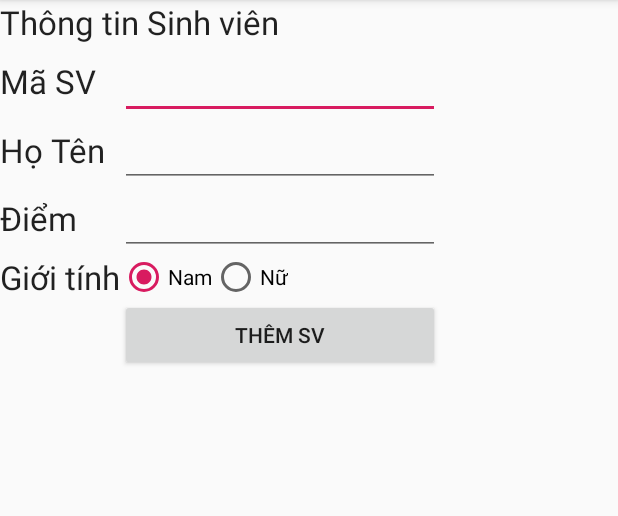
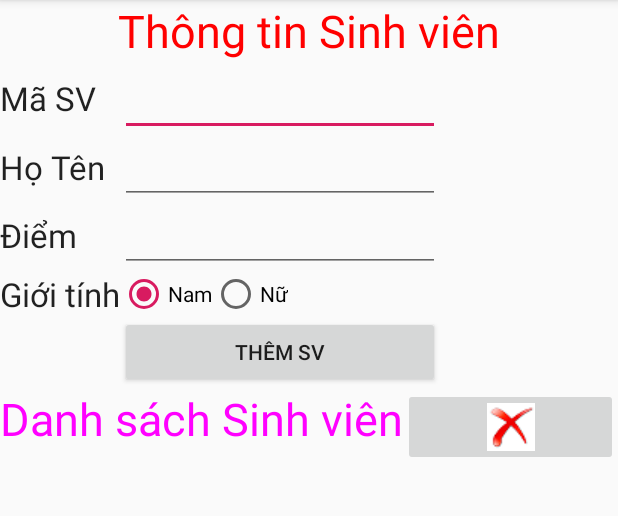
Before and after one commit to hienlth/MenuCustomListView, an Android app: the SinhVienActivity screen opened directly, with no data from a screen before it, on a phone screen of 412 x 824 dp, the part 84-600 px from its top. Run offline under Robolectric (Android 15) with nearby library versions, the phone set to English and light mode, and no system bars.

Commit message:
Danh sách Sinh Viên

```diff
--- a/app/src/main/java/info/hienlth/qlsinhvien/MyArrayAdapter.java
+++ b/app/src/main/java/info/hienlth/qlsinhvien/MyArrayAdapter.java
@@ -3,6 +3,7 @@ package info.hienlth.qlsinhvien;
 import android.app.Activity;
 import android.content.Context;
 import android.support.v4.view.LayoutInflaterCompat;
+import android.util.Log;
 import android.view.LayoutInflater;
 import android.view.View;
 import android.view.ViewGroup;
@@ -12,7 +13,7 @@ import android.widget.TextView;
 
 import java.util.ArrayList;
 
-public class MyArrayAdapter extends ArrayAdapter {
+public class MyArrayAdapter extends ArrayAdapter<SinhVien> {
     Activity context = null;
     ArrayList<SinhVien> myArray = null;
     int layoutId;
@@ -36,20 +37,23 @@ public class MyArrayAdapter extends ArrayAdapter {
             TextView txtDiem = (TextView)convertView.findViewById(R.id.txtDiem);
 
             //gán giá trị
-            txtHoTen.setText(sv.getHoTen() + " =" + sv.getMaSV());
-            txtDiem.setText(sv.getDiem() + "(" + sv.XepLoai() + ")");
-//            if(sv.isGioiTinh())
-//            {
-//                ivHinh.setImageResource(R.drawable.icon_male);
-//            }
-//            else
-//                ivHinh.setImageResource(R.drawable.icon_female);
+            txtHoTen.setText(sv.getHoTen() + " - " + sv.getMaSV());
+            txtDiem.setText(sv.getDiem() + " (" + sv.XepLoai() + ")");
+            if(sv.isGioiTinh())
+            {
+                Log.i("IM", "Nữ");
+                ivHinh.setImageResource(R.drawable.icon_female);
+            }
+            else{
+                Log.i("IM", "Nam");
+                ivHinh.setImageResource(R.drawable.icon_male);
+            }
         }
 
         return convertView;
     }
 
-    public MyArrayAdapter(Activity context, ArrayList<SinhVien> myArray, int layoutId) {
+    public MyArrayAdapter(Activity context, int layoutId, ArrayList<SinhVien> myArray) {
         super(context, layoutId, myArray);
         this.context = context;
         this.myArray = myArray;
--- a/app/src/main/java/info/hienlth/qlsinhvien/SinhVienActivity.java
+++ b/app/src/main/java/info/hienlth/qlsinhvien/SinhVienActivity.java
@@ -5,7 +5,9 @@ import android.os.Bundle;
 import android.util.Log;
 import android.view.View;
 import android.widget.Button;
+import android.widget.CheckBox;
 import android.widget.EditText;
+import android.widget.ImageButton;
 import android.widget.ListView;
 import android.widget.RadioButton;
 import android.widget.Toast;
@@ -15,10 +17,12 @@ import java.util.ArrayList;
 public class SinhVienActivity extends AppCompatActivity {
 
     Button btnThem;
+    ImageButton btnClearAll;
     EditText txtMaSV, txtDiem, txtHoTen;
     ListView lvDSSinhVien;
     RadioButton rdNu;
     ArrayList<SinhVien> arrSinhVien = new ArrayList<SinhVien>();
+    MyArrayAdapter adapter;
 
     @Override
     protected void onCreate(Bundle savedInstanceState) {
@@ -26,16 +30,17 @@ public class SinhVienActivity extends AppCompatActivity {
         setContentView(R.layout.activity_sinh_vien);
 
         btnThem = (Button)findViewById(R.id.btnThem);
+        btnClearAll = (ImageButton)findViewById(R.id.btnClearAll);
         lvDSSinhVien = (ListView)findViewById(R.id.lvDSSV);
         txtMaSV = (EditText)findViewById(R.id.txtvMaSV);
         txtDiem = (EditText)findViewById(R.id.txtvDiem);
         txtHoTen = (EditText)findViewById(R.id.txtvHoTen);
         rdNu = (RadioButton)findViewById(R.id.radNu);
 
-        final  MyArrayAdapter adapter = new MyArrayAdapter(
-                SinhVienActivity.this,
-                arrSinhVien,
-                R.layout.sinhvienlayout
+        adapter = new MyArrayAdapter(
+                this,
+                R.layout.sinhvienlayout,
+                arrSinhVien
         );
         lvDSSinhVien.setAdapter(adapter);
         //Thêm sự kiện click button Thêm
@@ -61,6 +66,36 @@ public class SinhVienActivity extends AppCompatActivity {
                 arrSinhVien.add(sv);
                 //cập nhật listview
                 adapter.notifyDataSetChanged();
+
+                //reset Text
+                txtMaSV.setText("");
+                txtHoTen.setText("");
+                txtDiem.setText("");
+                txtMaSV.clearFocus();
+            }
+        });
+
+        btnClearAll.setOnClickListener(new View.OnClickListener() {
+            @Override
+            public void onClick(View v) {
+                //ta nên đi ngược danh sách, kiểm tra phần tử nào checked
+                //thì xóa đúng vị trí đó ra khỏi arrEmployee
+                for(int i = lvDSSinhVien.getChildCount() - 1; i >=0; i--)
+                {
+                    //lấy ra dòng thứ i trong ListView
+                    //Dòng thứ i sẽ có 3 phần tử: ImageView, LinerLayout, Checkbox
+                    v = lvDSSinhVien.getChildAt(i);
+                    //Ta chỉ lấy CheckBox ra kiểm tra
+                    CheckBox chk = (CheckBox) v.findViewById(R.id.chkitem);
+                    //Nếu nó Checked thì xóa ra khỏi arrEmployee
+                    if(chk.isChecked())
+                    {
+                        //xóa phần tử thứ i ra khỏi danh sách
+                        arrSinhVien.remove(i);
+                    }
+                }
+                adapter.notifyDataSetChanged();
+
             }
         });
     }
--- a/app/src/main/res/layout/activity_sinh_vien.xml
+++ b/app/src/main/res/layout/activity_sinh_vien.xml
@@ -8,11 +8,15 @@
     tools:context=".SinhVienActivity">
 
     <TextView
+        android:id="@+id/textViews"
         android:layout_width="fill_parent"
         android:layout_height="wrap_content"
+        android:layout_gravity="center_horizontal"
+        android:text="Thông tin Sinh viên"
         android:textAppearance="?android:attr/textAppearanceLarge"
-        android:text="Thông tin Sinh viên"
-        android:id="@+id/textViews" />
+        android:textAlignment="center"
+        android:textColor="@color/clrRed"
+        android:textSize="30sp" />
 
     <TableLayout
         android:layout_width="match_parent"
@@ -126,10 +130,36 @@
         </TableRow>
 
     </TableLayout>
+    <LinearLayout
+        android:layout_width="match_parent"
+        android:layout_height="wrap_content"
+        android:orientation="horizontal">
 
+        <TextView
+            android:id="@+id/tvDSSV"
+            android:layout_width="wrap_content"
+            android:layout_height="wrap_content"
+            android:layout_gravity="center_horizontal"
+            android:text="Danh sách Sinh viên"
+            android:textAlignment="center"
+            android:textAppearance="?android:attr/textAppearanceLarge"
+            android:textColor="@color/clrMagenta"
+            android:textSize="30sp" />
+
+        <ImageButton
+            android:id="@+id/btnClearAll"
+            android:layout_width="wrap_content"
+            android:layout_height="wrap_content"
+            android:layout_weight="1"
+            android:textAlignment="center"
+            app:srcCompat="@drawable/delete_icon_small" />
+    </LinearLayout>
     <ListView
         android:layout_width="match_parent"
         android:layout_height="wrap_content"
         android:id="@+id/lvDSSV"
-        android:choiceMode="singleChoice" />
+        android:choiceMode="singleChoice" >
+
+
+    </ListView>
 </LinearLayout>
```
Also changed, not shown: app/src/main/res/layout/sinhvienlayout.xml (+25 -17 lines), app/src/main/res/drawable/delete_icon_small.png (added).
